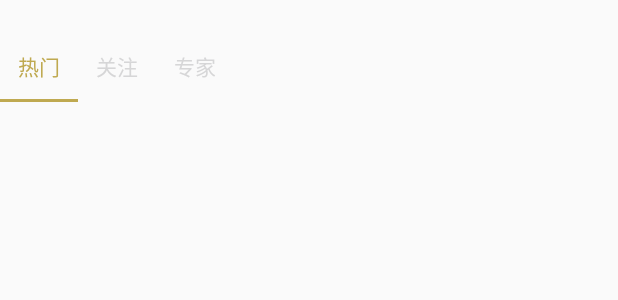
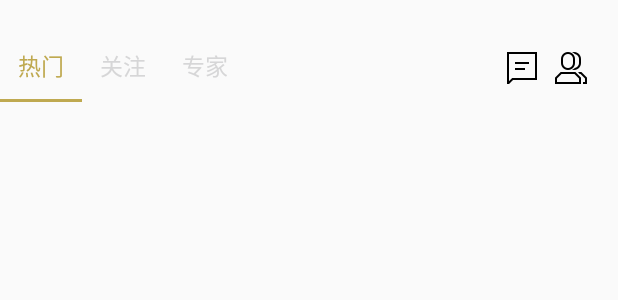
Before and after one commit to reggie1996/DigitalWallet, an Android app: the layout fragment_community.xml on its own in the app's theme, with its tools: preview values and no code run, on a phone screen of 412 x 824 dp. Shown: the top 300 px of the screen. Run offline under Robolectric (Android 15) with nearby library versions, the phone set to English and light mode, and no system bars.

Commit message:
社区界面

```diff
--- a/app/build.gradle
+++ b/app/build.gradle
@@ -79,6 +79,7 @@ dependencies {
     compile 'de.hdodenhof:circleimageview:2.2.0'
     //MD风格
     compile 'com.github.vajro:MaterialDesignLibrary:1.6'
+
 }
 
 apply plugin: 'kotlin-android'
--- a/app/src/main/res/layout/fragment_community.xml
+++ b/app/src/main/res/layout/fragment_community.xml
@@ -7,17 +7,23 @@
     tools:context="com.reggie.digitalwallet.Fragment.CommunityFragment"
     android:fitsSystemWindows="true">
     <Space
-        android:layout_width="wrap_content"
+        android:layout_width="fill_parent"
         android:layout_height="20dp" />
 
 
+    <FrameLayout
+        android:layout_width="match_parent"
+        android:layout_height="wrap_content">
+
         <android.support.design.widget.TabLayout
+            android:id="@+id/tablayout"
             android:fitsSystemWindows="true"
             android:layout_width="wrap_content"
             android:layout_height="wrap_content"
             app:tabIndicatorColor="@color/colorGold1"
             app:tabTextColor="@color/black"
-        app:tabSelectedTextColor="@color/colorGold1">
+            app:tabSelectedTextColor="@color/colorGold1"
+            app:tabTextAppearance="@style/titlestyle">
 
             <android.support.design.widget.TabItem
                 android:layout_width="wrap_content"
@@ -34,4 +40,36 @@
                 android:layout_height="wrap_content"
                 android:text="专家" />
         </android.support.design.widget.TabLayout>
+
+        <LinearLayout
+            android:layout_width="wrap_content"
+            android:layout_height="wrap_content"
+            android:layout_gravity="right|center"
+            android:orientation="horizontal"
+            android:layout_marginRight="15dp">
+
+
+            <ImageView
+                android:layout_width="wrap_content"
+                android:layout_height="wrap_content"
+                android:layout_weight="1"
+                android:src="@mipmap/ic_message"
+                />
+
+            <ImageView
+                android:layout_width="wrap_content"
+                android:layout_height="wrap_content"
+                android:layout_weight="1"
+                android:src="@mipmap/ic_friends"
+                android:background="@null"/>
         </LinearLayout>
+
+    </FrameLayout>
+
+    <android.support.v4.view.ViewPager
+        android:id="@+id/viewpager"
+        android:layout_width="match_parent"
+        android:layout_height="match_parent" />
+
+
+</LinearLayout>
--- a/app/src/main/res/values/styles.xml
+++ b/app/src/main/res/values/styles.xml
@@ -62,7 +62,7 @@
         <item name="android:titleTextStyle">@style/titlestyle</item>
     </style>
     <style name="titlestyle">
-        <item name="android:textSize">12sp</item>
+        <item name="android:textSize">15sp</item>
     </style>
 
 </resources>
```
Also changed, not shown: app/src/main/java/com/reggie/digitalwallet/Fragment/CommunityFragment.java (+48 -3 lines), app/src/main/res/mipmap-hdpi/ic_friends.png (added), app/src/main/res/mipmap-hdpi/ic_message.png (added). Lines whose indentation alone changed are shown as unchanged.
